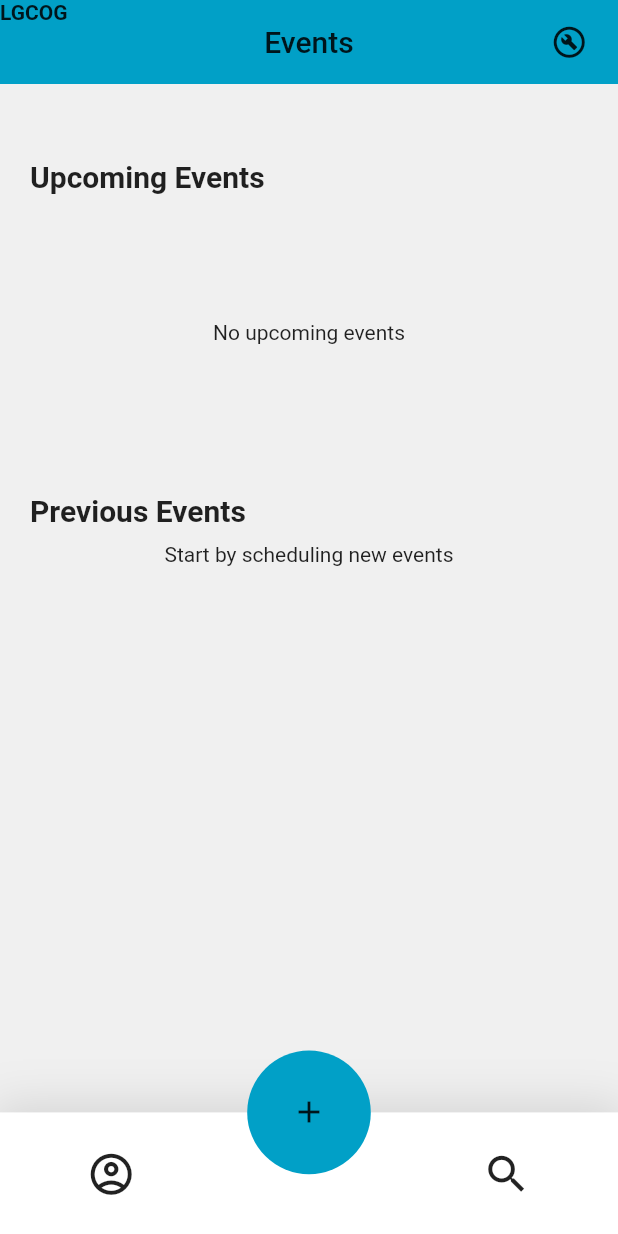
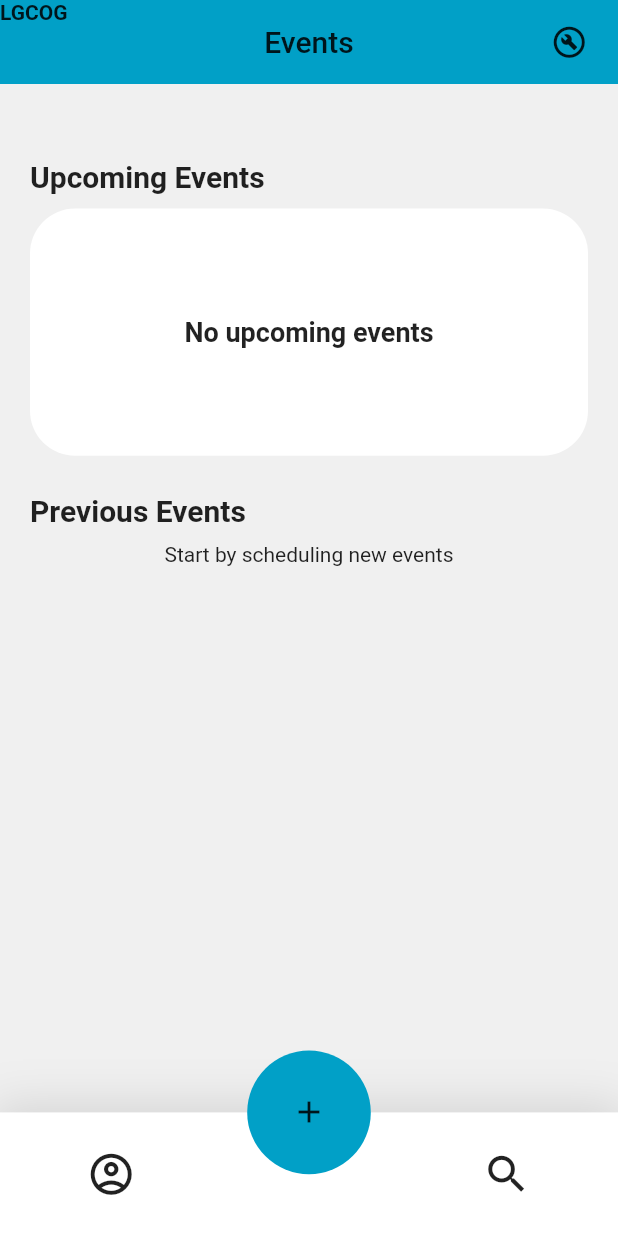
Before and after one commit to josuesossou/praise_team_app, a Flutter app: the screen it shows after launch, on a phone screen of 412 x 824 dp. Run offline on Flutter 3.47's test engine with Material 2 defaults, Android fonts, the phone set to English and light mode, and no system bars; our stand-ins replace cloud_firestore, firebase_auth, firebase_core, open_file, youtube_player_flutter; accounts and stored records are empty.

Commit message:
fixed Text widget overflow, and event click that wasnt working before

```diff
--- a/lib/components/SharedSoundCard.dart
+++ b/lib/components/SharedSoundCard.dart
@@ -1,4 +1,5 @@
 import 'package:flutter/material.dart';
+import 'package:intl/intl.dart';
 import '../components/flexText.dart';
 import '../models/SongModel.dart';
 import 'package:youtube_player_flutter/youtube_player_flutter.dart';
@@ -114,7 +115,10 @@ class SharedSoundCard extends StatelessWidget {
                   style: style1,
                 ),
                 FlexText(
-                  text: song.lastDatePlayed,
+                  text: song.lastDatePlayed == 'New Song' ?
+                        song.lastDatePlayed :
+                        DateFormat.yMMMd()
+                        .format(DateTime.parse(song.lastDatePlayed)),
                   style: style2,
                 ),
               ]
--- a/lib/components/eventCard.dart
+++ b/lib/components/eventCard.dart
@@ -45,7 +45,7 @@ class EventCard extends StatelessWidget {
       child: RectButton(
         color: Theme.of(context).primaryColorDark,
         padding: EdgeInsets.zero,
-        onPress: () {
+        onPress: () => {
           Navigator.push(
             context,
             MaterialPageRoute(
@@ -54,7 +54,7 @@ class EventCard extends StatelessWidget {
                 type: type,
               )
             )
-          );
+          )
         },
         elevation: 0,
         width:  MediaQuery.of(context).size.width,
--- a/lib/pages/addEvent.dart
+++ b/lib/pages/addEvent.dart
@@ -133,7 +133,7 @@ class _AddEventState extends State<AddEvent> {
           ) : Container(),
           Container(
             alignment: Alignment.bottomCenter,
-            margin: EdgeInsets.only(bottom: 10),
+            margin: EdgeInsets.only(bottom: 20),
             child: RectButton(
               onPress: () => _addEvent(),
               elevation: 5,
@@ -236,7 +236,7 @@ class AddEventComponent extends StatelessWidget {
           ] + songs.map((song) => (
             Container(
               color: theme.primaryColor,
-              height: 200,
+              height: 215,
               margin: EdgeInsets.only(bottom: 10),
               child: SongCard(
                 song: song,
@@ -281,7 +281,7 @@ class SearchedSongLists extends StatelessWidget {
           )
         ]
       ),
-      height: 215,
+      height: 225,
       child: FutureBuilder(
         future: searchedSongs(),
         builder: (BuildContext context, AsyncSnapshot<QuerySnapshot> snapshot) {
--- a/lib/pages/events.dart
+++ b/lib/pages/events.dart
@@ -67,9 +67,22 @@ class _EventsState extends State<Events> {
                   if (snapshot.hasData) {
                     List<QueryDocumentSnapshot> docs = snapshot.data.docs;
                     if (docs.isEmpty) {
-                      child = Column(
-                        mainAxisAlignment: MainAxisAlignment.center,
-                        children: [FlexText(text: "No upcoming events",)],
+                      child = Container(
+                        height: size.height * 0.17,
+                        margin: EdgeInsets.symmetric(horizontal: 10),
+                        decoration: BoxDecoration(
+                          borderRadius: BorderRadius.circular(30),
+                          color: Theme.of(context).primaryColor,
+                        ),
+
+                        alignment: Alignment.center,
+                        child: Text(
+                          "No upcoming events",
+                          style: TextStyle(
+                            fontSize: 18,
+                            fontWeight: FontWeight.bold
+                          ),
+                        ),
                       );
                     } else {
                       child = PageView(
--- a/lib/pages/search.dart
+++ b/lib/pages/search.dart
@@ -143,7 +143,7 @@ class SearchSongs extends StatelessWidget {
           SongModel song = SongModel.fromMap(s.data());
 
           return Container(
-            height: 210,
+            height: 215,
             child: RectButton(
               padding: EdgeInsets.zero,
               margin: EdgeInsets.only(bottom: 10),
--- a/pubspec.yaml
+++ b/pubspec.yaml
@@ -37,6 +37,8 @@ dependencies:
   # The following adds the Cupertino Icons font to your application.
   # Use with the CupertinoIcons class for iOS style icons.
   cupertino_icons: ^1.0.2
+  open_file: ^3.2.1
+  file_picker: ^3.0.3
 
 dev_dependencies:
   flutter_test:
```
Also changed, not shown: lib/components/songCard.dart (+14 -10 lines), lib/pages/songPage.dart (+87 -8 lines), pubspec.lock.
